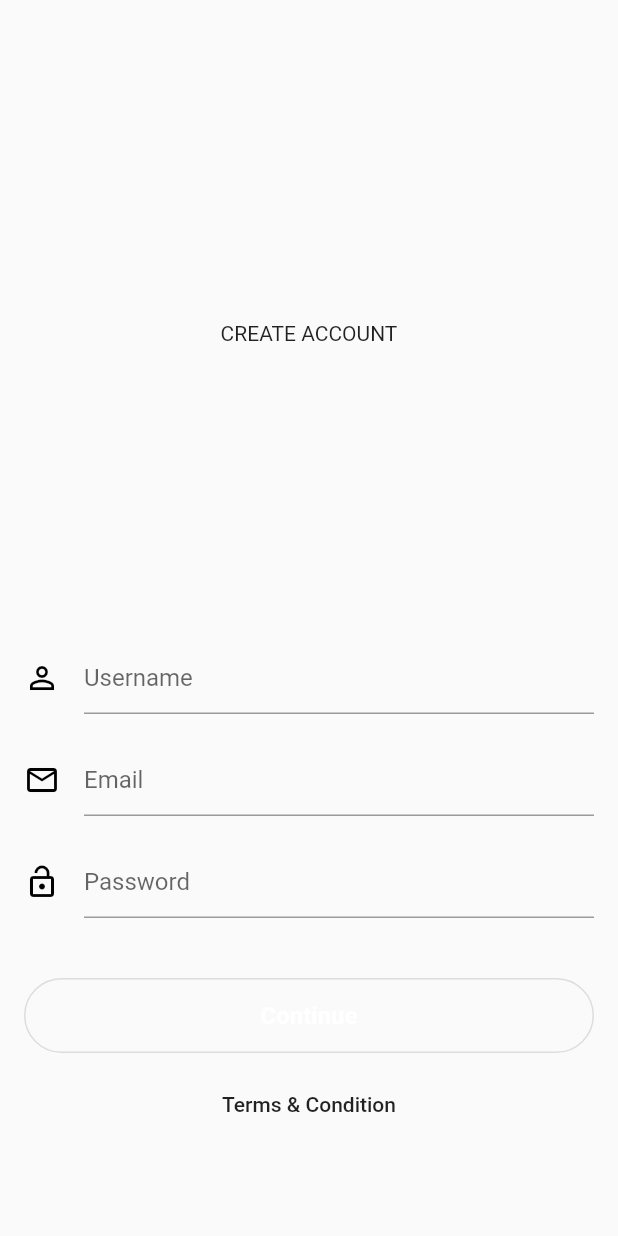
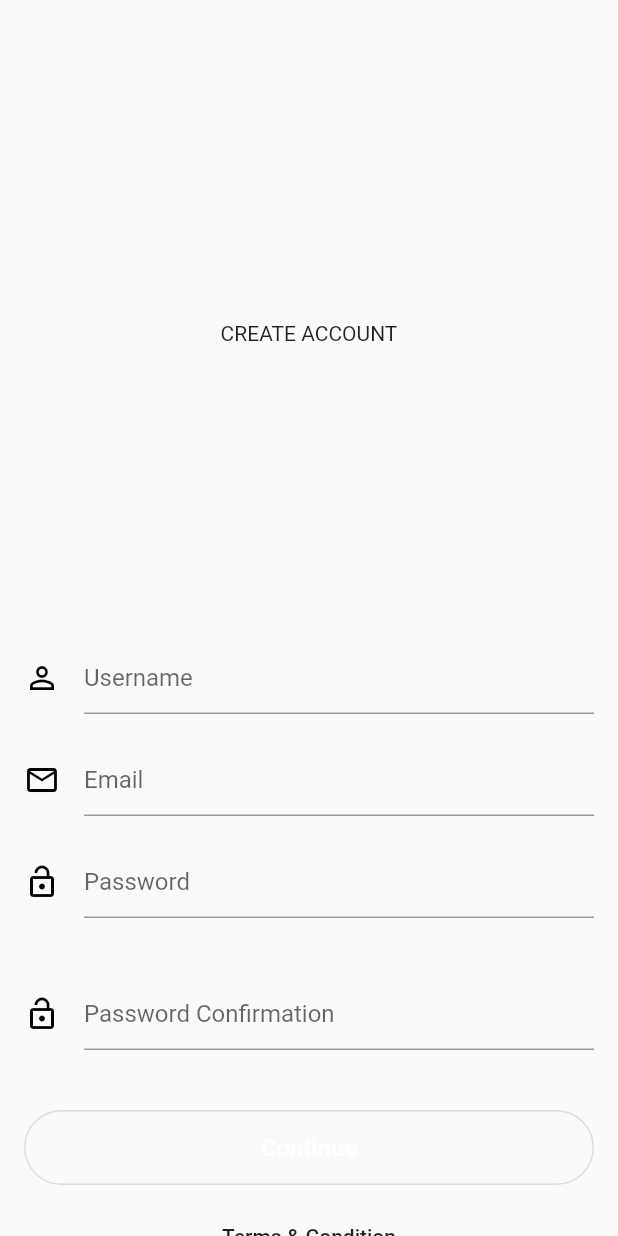
Before and after one commit to BogdanSorbun/sign_in, a Flutter app: the SignUpScreen screen opened by its route, on a phone screen of 412 x 824 dp. Run offline on Flutter 3.47's test engine with Material 2 defaults, Android fonts, the phone set to English and light mode, and no system bars; our stand-ins replace firebase_auth; accounts and stored records are empty.

Commit message:
Update signuppage.dart
adding more items to handlesubmitted method

```diff
--- a/lib/signuppage.dart
+++ b/lib/signuppage.dart
@@ -8,10 +8,7 @@ import 'package:sign_in/authentication.dart';
 //import 'package:flutter_app/style.dart';
 
 class SignUpScreen extends StatefulWidget {
-  SignUpScreen({this.auth, this.onSignedUp});
-
-  final BaseAuth auth;
-  final VoidCallback onSignedUp;
+  const SignUpScreen({Key key}) : super(key: key);
 
   @override
   SignUpScreenState createState() => new SignUpScreenState();
@@ -24,15 +21,6 @@ class SignUpScreenState extends State<SignUpScreen> {
   UserAuth userAuth = new UserAuth();
   bool _autoValidate = false;
   Validations _validations = new Validations();
-
-  String _email;
-  String _password;
-  String _errorMessage;
-
-  bool _isLoading;
-
-//  not sure what this is
-  BuildContext context;
 
   _onPressed() {
     print("button clicked");
@@ -48,17 +36,30 @@ class SignUpScreenState extends State<SignUpScreen> {
     if (!form.validate()) {
       _autoValidate = true; // Start validating on every change.
       showInSnackBar('Please fix the errors in red before submitting.');
+    }
+//    validates and makes sure that all the passwords match
+//    might want to condense this in the future when you have time
+    if (!_validations.passwordNotMatch(newUser.password, newUser.confirmPassword)) {
+      _autoValidate = true; // Start validating on every change.
+      showInSnackBar('Passwords do not match');
     } else {
       form.save();
-//      widget.auth.sendEmailVerification();
-      showInSnackBar('Please confirm account in email!');
-      Navigator.pushNamed(context, "/Login");
-      userAuth.createUser(newUser).then((onValue) {
-        showInSnackBar(onValue);
-      }).catchError((PlatformException onError) {
-        showInSnackBar(onError.message);
-      });
+//      showInSnackBar('Please confirm account in email!');
+      _validations.passwordNotMatch(newUser.password, newUser.confirmPassword);
+      userAuth.sendEmailVerification();
+//      userAuth.sendEmailVerification(newUser).then((onValue) {
+//        showInSnackBar(onValue);
+//      }).catchError((PlatformException onError) {
+//        showInSnackBar(onError.message);
+//      });
+      showInSnackBar('Please confirm Email');
+      Navigator.pushNamed(context, "/Confirmation");
     }
+  }
+
+  void _displayUserInfo() {
+    final FormState form = _formKey.currentState;
+
   }
 
   @override
@@ -139,6 +140,18 @@ class SignUpScreenState extends State<SignUpScreen> {
                                   onSaved: (String password) {
                                     newUser.password = password;
                                   }),
+                              new InputField(
+                                  hintText: "Password Confirmation",
+                                  obscureText: true,
+                                  textInputType: TextInputType.text,
+//                                  textStyle: textStyle,
+//                                  textFieldColor: textFieldColor,
+                                  icon: Icons.lock_open,
+                                  iconColor: Colors.black,
+                                  bottomMargin: 40.0,
+                                  validateFunction:
+                                  _validations.validatePassword,
+                                  ),
                               new RoundedButton(
                                   buttonName: "Continue",
                                   onTap: _handleSubmitted,
```
